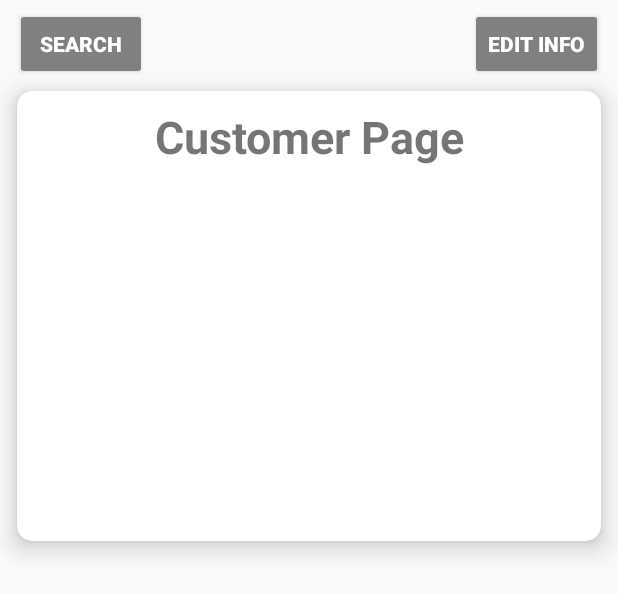
After one commit to 264-Rental-App/264-Android-App, an Android app: the layout activity_customer_edit.xml on its own in the app's theme, with its tools: preview values and no code run, on a phone screen of 412 x 824 dp. The commit adds this screen. Shown: the top 594 px of the screen. Run offline under Robolectric (Android 15) with nearby library versions, the phone set to English and light mode, and no system bars.

Commit message:
create customer home and edit page

```diff
--- /dev/null
+++ b/app/src/main/java/edu/rentals/frontend/CustomerEditActivity.java
@@ -0,0 +1,4 @@
+package edu.rentals.frontend;
+
+public class CustomerEditActivity {
+}
--- a/app/src/main/java/edu/rentals/frontend/CustomerHomeActivity.java
+++ b/app/src/main/java/edu/rentals/frontend/CustomerHomeActivity.java
@@ -8,7 +8,7 @@ import android.widget.Button;
 import androidx.appcompat.app.AppCompatActivity;
 
 public class CustomerHomeActivity extends AppCompatActivity {
-    Button search;
+    Button search, editCustomer;
 
     @Override
     protected void onCreate(Bundle savedInstanceState) {
@@ -25,6 +25,16 @@ public class CustomerHomeActivity extends AppCompatActivity {
             }
         });
 
+        // edit info
+        editCustomer = findViewById(R.id.editCustomer);
+        editCustomer.setOnClickListener(new View.OnClickListener() {
+            @Override
+            public void onClick(View v) {
+                Intent intent = new Intent(edu.rentals.frontend.CustomerHomeActivity.this, CustomerEditActivity.class);
+                startActivity(intent);
+            }
+        });
+
 
     }
 }
--- /dev/null
+++ b/app/src/main/res/layout/activity_customer_edit.xml
@@ -0,0 +1,195 @@
+<?xml version="1.0" encoding="utf-8"?>
+<RelativeLayout
+    xmlns:android="http://schemas.android.com/apk/res/android"
+    xmlns:app="http://schemas.android.com/apk/res-auto"
+    xmlns:tools="http://schemas.android.com/tools"
+    android:layout_width="match_parent"
+    android:layout_height="match_parent"
+    tools:context=".CustomerHomeActivity">
+
+    <Button
+        android:id="@+id/searchPage"
+        android:layout_width="wrap_content"
+        android:layout_height="wrap_content"
+        android:layout_marginLeft="10dp"
+        android:layout_marginTop="5sp"
+        android:backgroundTint="#808080"
+        android:textStyle="bold"
+        android:textColor="@android:color/white"
+        android:text="Search"/>
+
+    <Button
+        android:id="@+id/editCustomer"
+        android:layout_width="wrap_content"
+        android:layout_height="wrap_content"
+        android:layout_marginLeft="10dp"
+        android:layout_marginTop="5sp"
+        android:layout_marginRight="10dp"
+        android:layout_alignParentRight="true"
+        android:backgroundTint="#808080"
+        android:textStyle="bold"
+        android:textColor="@android:color/white"
+        android:text="Edit Info"/>
+
+
+    <!--    <LinearLayout-->
+    <!--    xmlns:android="http://schemas.android.com/apk/res/android"-->
+    <!--    xmlns:tools="http://schemas.android.com/tools"-->
+    <!--    android:layout_width="match_parent"-->
+    <!--    android:layout_height="match_parent"-->
+    <!--    android:padding="16dp"-->
+    <!--    android:orientation="vertical"-->
+    <!--    tools:context="com.hfad.rentalequipmentshoppingflow.SummaryActivity">-->
+
+    <androidx.cardview.widget.CardView
+        android:id="@+id/cardView"
+        android:layout_width="match_parent"
+        android:layout_height="300sp"
+        android:layout_marginLeft="11dp"
+        android:layout_marginTop="7dp"
+        android:layout_marginRight="11dp"
+        android:layout_marginBottom="7dp"
+        app:cardCornerRadius="10dp"
+        app:cardElevation="10dp"
+        android:layout_below="@+id/searchPage">
+
+        <RelativeLayout
+            android:id="@+id/summaryList"
+            android:layout_width="match_parent"
+            android:layout_height="match_parent">
+
+            <TextView
+                android:id="@+id/customerHomePage"
+                android:layout_width="match_parent"
+                android:layout_height="wrap_content"
+                android:gravity="center"
+                android:layout_marginTop="10dp"
+                android:textSize="30sp"
+                android:text="Customer Page"
+                android:textStyle="bold" />
+
+            <!--            <androidx.recyclerview.widget.RecyclerView-->
+            <!--                android:id="@+id/summaryListRecycleView"-->
+            <!--                android:layout_width="match_parent"-->
+            <!--                android:layout_height="200sp"-->
+            <!--                android:layout_marginStart="8dp"-->
+            <!--                android:layout_marginTop="8dp"-->
+            <!--                app:layout_constraintStart_toStartOf="parent"-->
+            <!--                app:layout_constraintTop_toTopOf="parent"-->
+            <!--                android:layout_below="@+id/orderSummary"/>-->
+
+            <!--            <TextView-->
+            <!--                android:id="@+id/subTotal"-->
+            <!--                android:layout_width="match_parent"-->
+            <!--                android:layout_height="wrap_content"-->
+            <!--                android:gravity="center"-->
+            <!--                android:layout_marginTop="5dp"-->
+            <!--                android:textSize="25sp"-->
+            <!--                android:text="Sub Total : $0"-->
+            <!--                android:textStyle="bold"-->
+            <!--                android:layout_below="@+id/summaryListRecycleView" />-->
+
+        </RelativeLayout>
+
+
+
+    </androidx.cardview.widget.CardView>
+
+
+    <!--    <TextView-->
+    <!--        android:id="@+id/startDateDisplay"-->
+    <!--        android:layout_width="wrap_content"-->
+    <!--        android:layout_height="wrap_content"-->
+    <!--        android:gravity="center"-->
+    <!--        android:layout_marginTop="5dp"-->
+    <!--        android:layout_marginLeft="26sp"-->
+    <!--        android:textSize="25sp"-->
+    <!--        android:text="Start Date : "-->
+    <!--        android:textStyle="bold"-->
+    <!--        android:layout_below="@+id/cardView" />-->
+
+
+    <!--    <EditText-->
+    <!--        android:id="@+id/startDate"-->
+    <!--        android:layout_width="match_parent"-->
+    <!--        android:layout_height="wrap_content"-->
+    <!--        android:layout_below="@+id/cardView"-->
+    <!--        android:layout_marginLeft="0dp"-->
+    <!--        android:layout_marginTop="0dp"-->
+    <!--        android:layout_toRightOf="@+id/startDateDisplay"-->
+    <!--        android:gravity="center"-->
+    <!--        android:text="Select..."-->
+    <!--        android:textSize="20sp"-->
+    <!--        android:textStyle="bold" />-->
+
+    <!--    <TextView-->
+    <!--        android:id="@+id/endDateDisplay"-->
+    <!--        android:layout_width="wrap_content"-->
+    <!--        android:layout_height="wrap_content"-->
+    <!--        android:gravity="center"-->
+    <!--        android:layout_marginTop="5dp"-->
+    <!--        android:layout_marginLeft="26sp"-->
+    <!--        android:textSize="25sp"-->
+    <!--        android:text="End Date : "-->
+    <!--        android:textStyle="bold"-->
+    <!--        android:layout_below="@+id/startDateDisplay" />-->
+
+    <!--    <EditText-->
+    <!--        android:id="@+id/endDate"-->
+    <!--        android:layout_width="match_parent"-->
+    <!--        android:layout_height="wrap_content"-->
+    <!--        android:layout_below="@+id/startDate"-->
+    <!--        android:layout_marginLeft="2dp"-->
+    <!--        android:layout_marginTop="-5dp"-->
+    <!--        android:layout_toRightOf="@+id/endDateDisplay"-->
+    <!--        android:gravity="center"-->
+    <!--        android:text="Select..."-->
+    <!--        android:textSize="20sp"-->
+    <!--        android:textStyle="bold" />-->
+
+    <!--    <TextView-->
+    <!--        android:id="@+id/duration"-->
+    <!--        android:layout_width="wrap_content"-->
+    <!--        android:layout_height="wrap_content"-->
+    <!--        android:gravity="center"-->
+    <!--        android:layout_marginTop="5dp"-->
+    <!--        android:layout_marginLeft="26sp"-->
+    <!--        android:textSize="25sp"-->
+    <!--        android:text="Duration (day) : 1"-->
+    <!--        android:textStyle="bold"-->
+    <!--        android:layout_below="@+id/endDateDisplay" />-->
+
+    <!--    <TextView-->
+    <!--        android:id="@+id/total"-->
+    <!--        android:layout_width="wrap_content"-->
+    <!--        android:layout_height="wrap_content"-->
+    <!--        android:gravity="center"-->
+    <!--        android:layout_marginTop="5dp"-->
+    <!--        android:layout_marginLeft="26sp"-->
+    <!--        android:textSize="25sp"-->
+    <!--        android:text="Total : $0"-->
+    <!--        android:textStyle="bold"-->
+    <!--        android:layout_below="@+id/duration" />-->
+
+
+
+    <!--    <Button-->
+    <!--        android:id="@+id/checkOut"-->
+    <!--        android:layout_width="wrap_content"-->
+    <!--        android:layout_height="wrap_content"-->
+    <!--        android:layout_below="@+id/total"-->
+    <!--        android:layout_centerHorizontal="true"-->
+    <!--        android:layout_marginTop="15dp"-->
+    <!--        android:backgroundTint="@color/teal_700"-->
+    <!--        android:gravity="center"-->
+    <!--        android:text="Done"-->
+    <!--        android:textColor="@android:color/white"-->
+    <!--        android:textSize="20sp"-->
+    <!--        android:textStyle="bold" />-->
+
+    <!--    </LinearLayout>-->
+
+
+
+
+</RelativeLayout>
```
